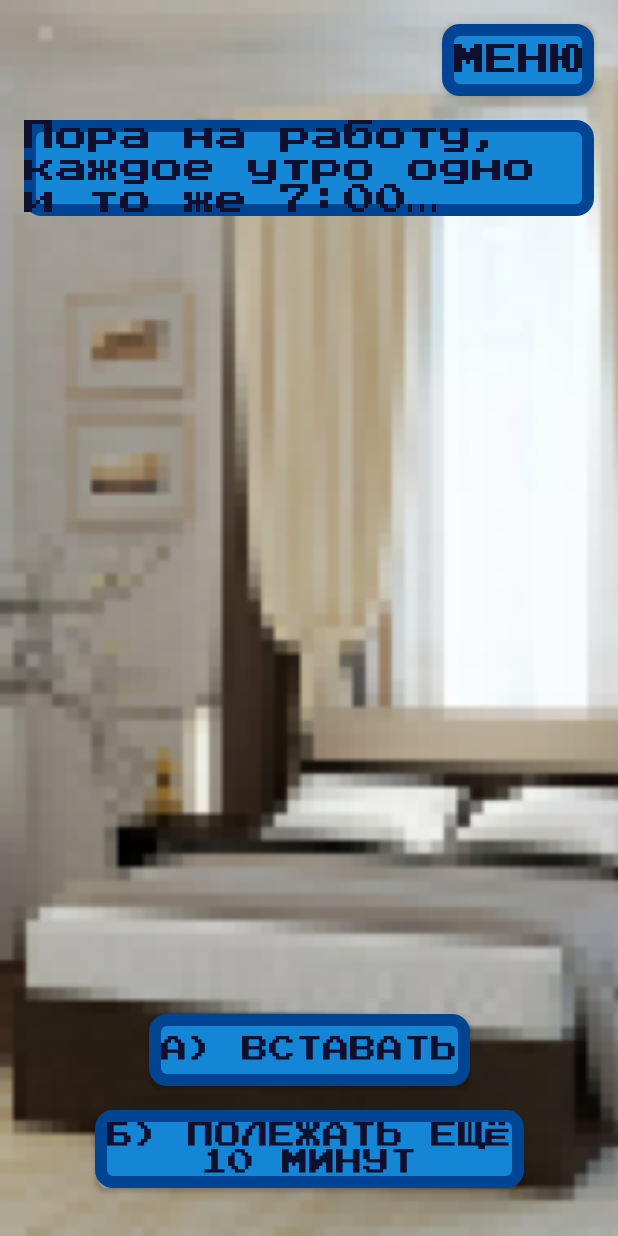
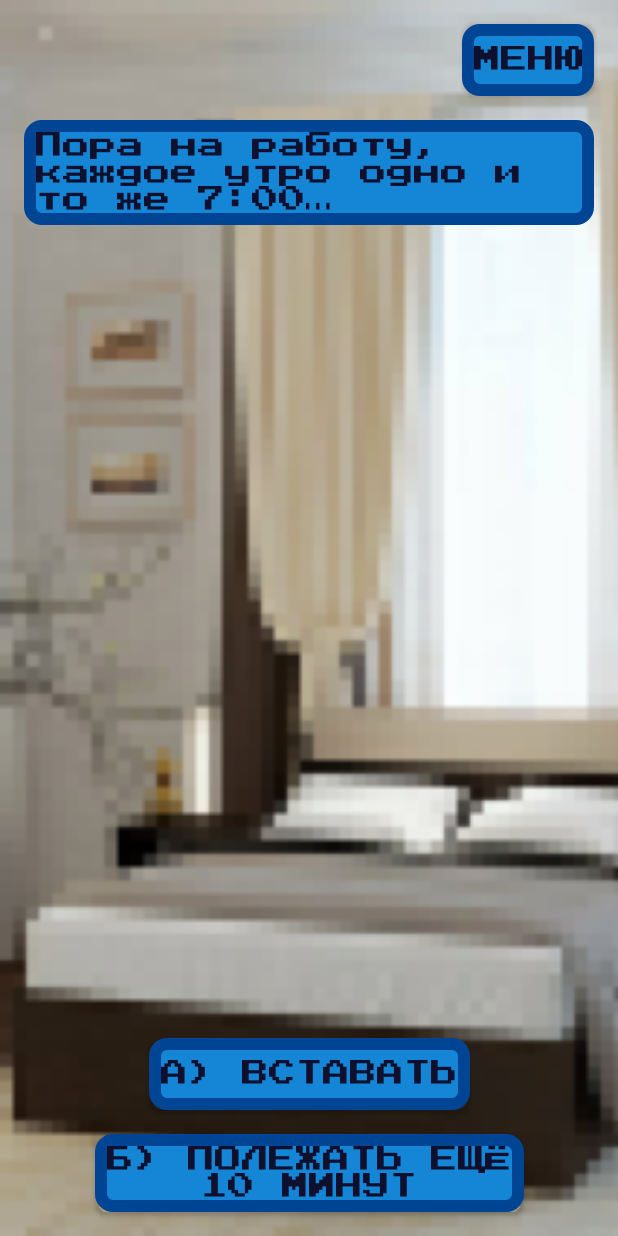
Before and after one commit to coding-lamer555/LocalHackDay, an Android app: the BedroomActivity screen opened directly, with no data from a screen before it, on a phone screen of 412 x 824 dp. Run offline under Robolectric (Android 15) with nearby library versions, the phone set to English and light mode, and no system bars.

Commit message:
Styles Fixed

```diff
--- a/app/src/main/java/com/example/localhackday/InfoActivity.java
+++ b/app/src/main/java/com/example/localhackday/InfoActivity.java
@@ -57,6 +57,7 @@ public class InfoActivity extends AppCompatActivity {
         new Handler().postDelayed(new Runnable() {
             @Override
             public void run() {
+                info.setTextSize(18);
                 info.setText(R.string.info2);
                 info.setIsVisible(false);
                 info.setDuration(TIME_OUT_LONG);
--- a/app/src/main/res/layout/activity_bedroom.xml
+++ b/app/src/main/res/layout/activity_bedroom.xml
@@ -2,73 +2,41 @@
 <androidx.constraintlayout.widget.ConstraintLayout xmlns:android="http://schemas.android.com/apk/res/android"
     xmlns:app="http://schemas.android.com/apk/res-auto"
     xmlns:tools="http://schemas.android.com/tools"
+    android:id="@+id/root"
     android:layout_width="match_parent"
     android:layout_height="match_parent"
     android:background="@drawable/bedroom"
-    tools:context=".BedroomActivity"
-    android:id="@+id/root">
+    tools:context=".BedroomActivity">
 
     <Button
         android:id="@+id/menu"
-        android:layout_width="wrap_content"
-        android:layout_height="wrap_content"
-        android:layout_marginTop="16dp"
-        android:layout_marginRight="16dp"
-        android:layout_marginBottom="32dp"
-        android:background="@drawable/custom_back"
-        android:fontFamily="@font/press_start2p_regular"
+        style="@style/MenuButton"
         android:onClick="onMenuClick"
-        android:padding="8dp"
-        android:text="Меню"
-        android:textColor="@color/colorBack"
-        android:textSize="21sp"
         app:layout_constraintRight_toRightOf="parent"
         app:layout_constraintTop_toTopOf="parent" />
 
     <com.example.localhackday.utils.AnimatedTextView
         android:id="@+id/question"
-        android:layout_width="match_parent"
-        android:layout_height="wrap_content"
-        android:layout_marginLeft="16dp"
-        android:layout_marginTop="16dp"
-        android:layout_marginRight="16dp"
-        android:background="@drawable/custom_back"
-        android:fontFamily="@font/press_start2p_regular"
-        android:text="Пора на работу, каждое утро одно и то же 7:00…"
-        android:textColor="@color/colorBack"
-        android:textSize="21sp"
+        style="@style/QuestionText"
+        android:text="@string/bedroom_question"
         app:layout_constraintLeft_toLeftOf="parent"
         app:layout_constraintRight_toRightOf="parent"
         app:layout_constraintTop_toBottomOf="@id/menu" />
 
     <Button
         android:id="@+id/answerA"
-        android:layout_width="wrap_content"
-        android:layout_height="wrap_content"
-        android:layout_marginBottom="16dp"
-        android:background="@drawable/custom_back"
-        android:fontFamily="@font/press_start2p_regular"
+        style="@style/BottomButton"
         android:onClick="onAnswerAClick"
-        android:padding="8dp"
-        android:text="А) Вставать"
-        android:textColor="@color/colorBack"
-        android:textSize="18sp"
+        android:text="@string/bedroom_answerA"
         app:layout_constraintBottom_toTopOf="@id/answerB"
         app:layout_constraintLeft_toLeftOf="parent"
         app:layout_constraintRight_toRightOf="parent" />
 
     <Button
         android:id="@+id/answerB"
-        android:layout_width="wrap_content"
-        android:layout_height="wrap_content"
-        android:layout_marginBottom="32dp"
-        android:background="@drawable/custom_back"
-        android:fontFamily="@font/press_start2p_regular"
+        style="@style/BottomButton"
         android:onClick="onAnswerBClick"
-        android:padding="8dp"
-        android:text="@string/bla"
-        android:textColor="@color/colorBack"
-        android:textSize="18sp"
+        android:text="@string/bedroom_answerB"
         app:layout_constraintBottom_toBottomOf="parent"
         app:layout_constraintLeft_toLeftOf="parent"
         app:layout_constraintRight_toRightOf="parent" />
--- a/app/src/main/res/layout/activity_welcome.xml
+++ b/app/src/main/res/layout/activity_welcome.xml
@@ -9,7 +9,7 @@
 
     <com.example.localhackday.utils.AnimatedTextView
         android:id="@+id/title"
-        style="@style/WelcomeTextView"
+        style="@style/LargeText"
         android:layout_marginBottom="16dp"
         android:text="@string/title"
         app:layout_constraintBottom_toTopOf="@id/earth"
--- a/app/src/main/res/values/strings.xml
+++ b/app/src/main/res/values/strings.xml
@@ -6,5 +6,8 @@
     <string name="begin">Начнем?</string>
     <string name="meet">Для начала давайте познакомимся:</string>
     <string name="next">Далее</string>
-    <string name="bla">Б) Полежать ещё\n10 минут</string>
+    <string name="menu">Меню</string>
+    <string name="bedroom_question">Пора на работу, каждое утро одно и то же 7:00…</string>
+    <string name="bedroom_answerA">А) Вставать</string>
+    <string name="bedroom_answerB">Б) Полежать ещё\n10 минут</string>
 </resources>
--- a/app/src/main/res/values/styles.xml
+++ b/app/src/main/res/values/styles.xml
@@ -9,40 +9,81 @@
     </style>
 
     <style name="CustomStyle">
+
+    </style>
+
+    <style name="LargeText">
         <item name="android:layout_width">wrap_content</item>
         <item name="android:layout_height">wrap_content</item>
         <item name="android:fontFamily">@font/press_start2p_regular</item>
         <item name="android:textColor">@color/colorText</item>
-    </style>
-
-    <style name="WelcomeTextView" parent="CustomStyle">
         <item name="android:textSize">37sp</item>
     </style>
 
-    <style name="InfoTextView" parent="CustomStyle">
-        <item name="android:layout_marginLeft">32dp</item>
-        <item name="android:layout_marginRight">32dp</item>
-        <item name="android:textSize">21sp</item>
+    <style name="ButterflyImage">
+        <item name="android:layout_width">90dp</item>
+        <item name="android:layout_height">wrap_content</item>
+        <item name="android:layout_marginTop">32dp</item>
+        <item name="android:layout_marginRight">16dp</item>
+        <item name="android:adjustViewBounds">true</item>
+        <item name="android:rotation">-45</item>
+        <item name="android:scaleType">fitCenter</item>
+        <item name="android:src">@drawable/butterfly</item>
     </style>
 
-    <style name="CustomTextStyle" parent="InfoTextView">
-        <item name="android:padding">8dp</item>
-        <item name="android:background">@drawable/custom_back</item>
-        <item name="android:textColor">@color/colorBack</item>
+    <style name="InfoText">
+        <item name="android:layout_width">match_parent</item>
+        <item name="android:layout_height">wrap_content</item>
+        <item name="android:layout_marginLeft">32dp</item>
+        <item name="android:layout_marginTop">32dp</item>
+        <item name="android:layout_marginRight">32dp</item>
+        <item name="android:ellipsize">end</item>
+        <item name="android:maxLines">16</item>
+        <item name="android:scrollbars">vertical</item>
+        <item name="android:singleLine">false</item>
+        <item name="android:textSize">24sp</item>
     </style>
 
-    <style name="CustomButtonStyle" parent="CustomStyle">
-        <item name="android:textSize">21sp</item>
-        <item name="android:padding">8dp</item>
-        <item name="android:background">@drawable/custom_back</item>
-        <item name="android:textColor">@color/colorBack</item>
-    </style>
-
-    <style name="ContentStyle">
+    <style name="Button">
+        <item name="android:layout_width">wrap_content</item>
+        <item name="android:layout_height">wrap_content</item>
         <item name="android:background">@drawable/custom_back</item>
         <item name="android:fontFamily">@font/press_start2p_regular</item>
         <item name="android:padding">8dp</item>
-        <item name="android:textColor">@color/white</item>
+        <item name="android:textColor">@color/colorBack</item>
+        <item name="android:textSize">18sp</item>
+    </style>
+
+    <style name="BottomButton" parent="Button">
+        <item name="android:layout_marginBottom">16dp</item>
+    </style>
+
+    <style name="MenuButton" parent="Button">
+        <item name="android:layout_marginTop">16dp</item>
+        <item name="android:layout_marginRight">16dp</item>
+        <item name="android:text">@string/menu</item>
+    </style>
+
+    <style name="EditText">
+        <item name="android:layout_width">match_parent</item>
+        <item name="android:layout_height">wrap_content</item>
+        <item name="android:layout_marginLeft">32dp</item>
+        <item name="android:layout_marginRight">32dp</item>
+        <item name="android:background">@drawable/edit</item>
+        <item name="android:textColor">@color/colorBack</item>
+        <item name="android:textSize">18sp</item>
+    </style>
+
+    <style name="QuestionText">
+        <item name="android:layout_width">match_parent</item>
+        <item name="android:layout_height">wrap_content</item>
+        <item name="android:layout_marginLeft">16dp</item>
+        <item name="android:layout_marginTop">16dp</item>
+        <item name="android:layout_marginRight">16dp</item>
+        <item name="android:background">@drawable/custom_back</item>
+        <item name="android:fontFamily">@font/press_start2p_regular</item>
+        <item name="android:padding">8dp</item>
+        <item name="android:textColor">@color/colorBack</item>
         <item name="android:textSize">18sp</item>
     </style>
 
```
Also changed, not shown: app/src/main/res/layout/activity_info.xml (+3 -22 lines), app/src/main/res/layout/activity_name.xml (+6 -22 lines).
